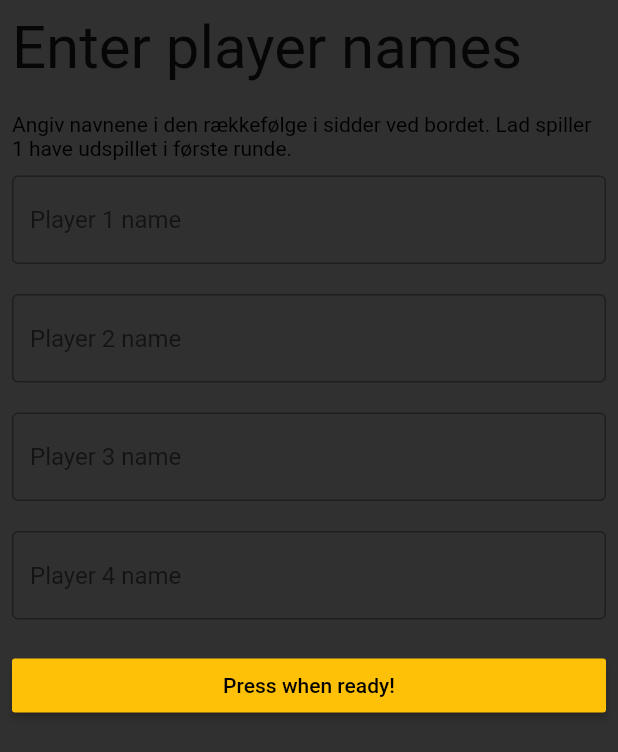
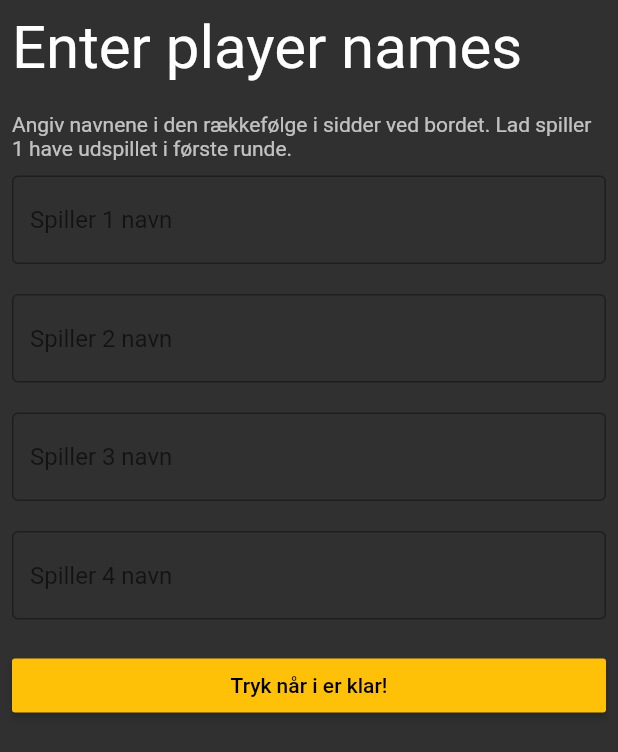
Before and after one commit to JacobMonsrud/TredjefarvenApp, a Flutter app: the screen it shows after launch, after a tap on "Quickgame", on a phone screen of 412 x 824 dp. Shown: the top 752 px of the screen. Run offline on Flutter 3.47's test engine with Material 2 defaults, Android fonts, the phone set to English and light mode, and no system bars; our stand-ins replace fluttertoast.

Commit message:
initial design makeover (broken)

```diff
--- a/lib/gamecards/bridge_card.dart
+++ b/lib/gamecards/bridge_card.dart
@@ -19,7 +19,7 @@ class BridgeCard extends StatelessWidget {
 								style: TextStyle(
 									letterSpacing: 2.0,
 									fontSize: 30.0,
-									color: constColors.titelColor,
+									color: constColors.titelCardColor,
 								),
 							),
 						),
@@ -27,7 +27,7 @@ class BridgeCard extends StatelessWidget {
 							child: Text(
 								'Quickgame',
 								style: TextStyle(
-									color: constColors.textColor,
+									color: constColors.btnTextColor,
 								),
 							),
 							color: constColors.btnColor,
@@ -37,7 +37,7 @@ class BridgeCard extends StatelessWidget {
 							child: Text(
 								'My ranked games',
 								style: TextStyle(
-									color: constColors.textColor,
+									color: constColors.btnTextColor,
 								),
 							),
 							color: constColors.btnColor,
@@ -47,7 +47,7 @@ class BridgeCard extends StatelessWidget {
 							child: Text(
 								'Create new ranked game',
 								style: TextStyle(
-									color: constColors.textColor,
+									color: constColors.btnTextColor,
 								),
 							),
 							color: constColors.btnColor,
--- a/lib/gamecards/two_players_whist_card.dart
+++ b/lib/gamecards/two_players_whist_card.dart
@@ -19,7 +19,7 @@ class TwoPlayersWhistCard extends StatelessWidget {
 								style: TextStyle(
 									letterSpacing: 2.0,
 									fontSize: 30.0,
-									color: constColors.titelColor,
+									color: constColors.titelCardColor,
 								),
 							),
 						),
@@ -27,7 +27,7 @@ class TwoPlayersWhistCard extends StatelessWidget {
 							child: Text(
 								'Quickgame',
 								style: TextStyle(
-									color: constColors.textColor,
+									color: constColors.btnTextColor,
 								),
 							),
 							color: constColors.btnColor,
@@ -37,7 +37,7 @@ class TwoPlayersWhistCard extends StatelessWidget {
 							child: Text(
 								'My ranked games',
 								style: TextStyle(
-									color: constColors.textColor,
+									color: constColors.btnTextColor,
 								),
 							),
 							color: constColors.btnColor,
@@ -47,7 +47,7 @@ class TwoPlayersWhistCard extends StatelessWidget {
 							child: Text(
 								'Create new ranked game',
 								style: TextStyle(
-									color: constColors.textColor,
+									color: constColors.btnTextColor,
 								),
 							),
 							color: constColors.btnColor,
--- a/lib/gamecards/whist_card.dart
+++ b/lib/gamecards/whist_card.dart
@@ -21,7 +21,7 @@ class WhistCard extends StatelessWidget {
 								style: TextStyle(
 									letterSpacing: 2.0,
 									fontSize: 30.0,
-									color: constColors.titelColor,
+									color: constColors.titelCardColor,
 								),
 							),
 						),
@@ -29,7 +29,7 @@ class WhistCard extends StatelessWidget {
 							child: Text(
 								'Quickgame',
 								style: TextStyle(
-									color: constColors.textColor,
+									color: constColors.btnTextColor,
 								),
 							),
 							color: constColors.btnColor,
@@ -41,7 +41,7 @@ class WhistCard extends StatelessWidget {
 							child: Text(
 								'My ranked games',
 								style: TextStyle(
-									color: constColors.textColor,
+									color: constColors.btnTextColor,
 								),
 							),
 							color: constColors.btnColor,
@@ -51,7 +51,7 @@ class WhistCard extends StatelessWidget {
 								child: Text(
 									'Create new ranked game',
 									style: TextStyle(
-										color: constColors.textColor,
+										color: constColors.btnTextColor,
 									),
 								),
 								color: constColors.btnColor,
--- a/lib/util/const_colors.dart
+++ b/lib/util/const_colors.dart
@@ -3,10 +3,20 @@ import 'package:flutter/material.dart';
 class ConstColors {
 
 	final Color bgColor = Colors.grey[850];
+	//final Color bgColor = Colors.black;
+
 	final Color barColor = Colors.grey[800];
 	final Color btnColor = Colors.amber;
-	final Color titelColor = Colors.black87;
-	final Color textColor = Colors.black;
+
+	//final Color titelColor = Colors.black87;
+	final Color titelColor = Colors.white;
+
+	final Color titelCardColor = Colors.black;
+
+	//final Color textColor = Colors.black;
+	final Color textColor = Colors.white70;
+
+	final Color btnTextColor = Colors.black;
 	final Color toastColor = Colors.amber[700];
 	final Color btnSelectedColor = Colors.grey[700];
 	final Color btnSelectedTwiceColor = Colors.grey[800];
--- a/lib/whist/game_whist.dart
+++ b/lib/whist/game_whist.dart
@@ -20,7 +20,6 @@ class Game {
 	}
 
 	void reportNewRound(Round round) {
-		//print(round.biddingPlayer + " " + round.partnersOrNoloJoiners.toString() + " " + round.bidType + " " + round.bidSize.toString() + " " + round.tricksGotten.toString());
 
 		Map<String, Player> mapPlayers = { "p1": this.p1, "p2": this.p2, "p3": this.p3, "p4": this.p4, };
 
--- a/lib/whist/whistwidgets/enter_names_whist.dart
+++ b/lib/whist/whistwidgets/enter_names_whist.dart
@@ -68,7 +68,7 @@ class _EnterNamesWhistState extends State<EnterNamesWhist> {
 							TextField(
 								controller: p1c,
 								decoration: InputDecoration(
-										border: OutlineInputBorder(), hintText: 'Player 1 name'),
+										border: OutlineInputBorder(), hintText: 'Spiller 1 navn'),
 							),
 							SizedBox(
 								height: 20.0,
@@ -76,7 +76,7 @@ class _EnterNamesWhistState extends State<EnterNamesWhist> {
 							TextField(
 								controller: p2c,
 								decoration: InputDecoration(
-										border: OutlineInputBorder(), hintText: 'Player 2 name'),
+										border: OutlineInputBorder(), hintText: 'Spiller 2 navn'),
 							),
 							SizedBox(
 								height: 20.0,
@@ -84,7 +84,7 @@ class _EnterNamesWhistState extends State<EnterNamesWhist> {
 							TextField(
 								controller: p3c,
 								decoration: InputDecoration(
-										border: OutlineInputBorder(), hintText: 'Player 3 name'),
+										border: OutlineInputBorder(), hintText: 'Spiller 3 navn'),
 							),
 							SizedBox(
 								height: 20.0,
@@ -92,7 +92,7 @@ class _EnterNamesWhistState extends State<EnterNamesWhist> {
 							TextField(
 								controller: p4c,
 								decoration: InputDecoration(
-										border: OutlineInputBorder(), hintText: 'Player 4 name'),
+										border: OutlineInputBorder(), hintText: 'Spiller 4 navn'),
 							),
 							SizedBox(
 								height: 20.0,
@@ -101,9 +101,9 @@ class _EnterNamesWhistState extends State<EnterNamesWhist> {
 								onPressed: _startGame,
 								color: constColors.btnColor,
 								child: Text(
-									"Press when ready!",
+									"Tryk når i er klar!",
 									style: TextStyle(
-										color: constColors.textColor,
+										color: constColors.btnTextColor,
 									),
 								),
 							),
--- a/lib/whist/whistwidgets/report_round_whist.dart
+++ b/lib/whist/whistwidgets/report_round_whist.dart
@@ -266,7 +266,7 @@ class _ReportRoundWhistState extends State<ReportRoundWhist> {
                       child: Row(
                         children: <Widget>[
                           Text(
-                            "Angiv om nolo melding blev vundet:",
+                            "Angiv om nolo meldingen blev vundet:",
                             style: TextStyle(
                               color: constColors.textColor,
                             ),
--- a/lib/whist/whistwidgets/whistutil/buttons.dart
+++ b/lib/whist/whistwidgets/whistutil/buttons.dart
@@ -38,7 +38,7 @@ class _NamesRaisedButtonState extends State<NamesRaisedButton> {
         child: Text(
           this.widget.text,
           style: TextStyle(
-            color: this.widget.constColors.textColor,
+            color: this.widget.constColors.btnTextColor,
           ),
         ),
         color: color,
@@ -108,7 +108,7 @@ class _BidRaisedButtonState extends State<BidRaisedButton> {
         child: Text(
           this.widget.text,
           style: TextStyle(
-            color: this.widget.constColors.textColor,
+            color: this.widget.constColors.btnTextColor,
           ),
         ),
         color: this.color,
```
Also changed, not shown: lib/whist/whistwidgets/between_rounds_whist.dart (+27 -14 lines).
